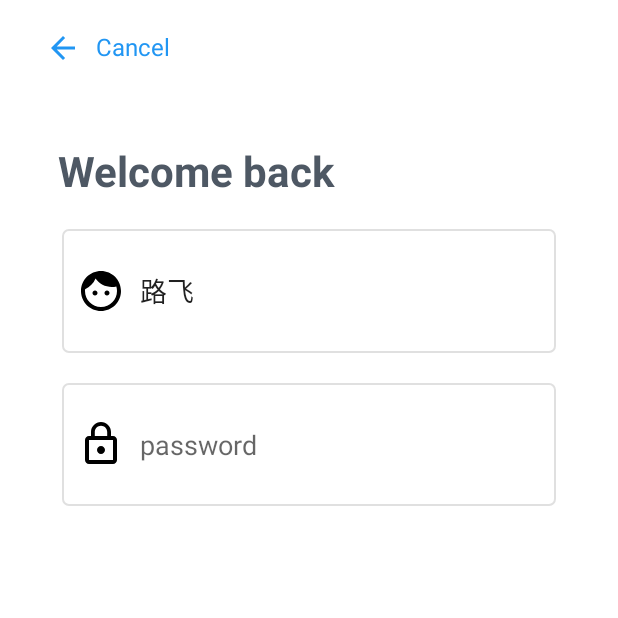
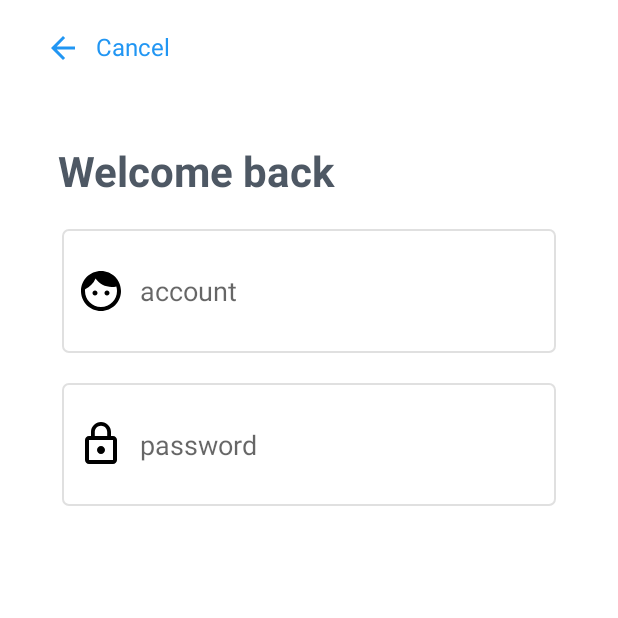
Before and after one commit to xqgithub/jetpack, an Android app: the screen it shows after launch (LoginActivity), after a tap on "HAVE A ACCOUNT ? LOGIN", on a phone screen of 412 x 824 dp, the top half of it. Run offline under Robolectric (Android 15) with nearby library versions, the phone set to English and light mode, and no system bars; our stand-ins replace data binding, navigation-ui.

```diff
--- a/app/build.gradle
+++ b/app/build.gradle
@@ -26,6 +26,10 @@ android {
             proguardFiles getDefaultProguardFile('proguard-android-optimize.txt'), 'proguard-rules.pro'
         }
     }
+
+    dataBinding {
+        enabled true
+    }
 }
 
 dependencies {
--- a/app/src/main/java/com/example/jetpack/ui/fragment/login/LoginFragment.kt
+++ b/app/src/main/java/com/example/jetpack/ui/fragment/login/LoginFragment.kt
@@ -2,52 +2,69 @@ package com.example.jetpack.ui.fragment.login
 
 import android.content.Intent
 import android.os.Bundle
+import android.text.TextUtils
 import android.view.LayoutInflater
 import android.view.View
 import android.view.ViewGroup
 import android.widget.Button
 import android.widget.EditText
 import android.widget.TextView
+import androidx.databinding.DataBindingUtil
+import androidx.fragment.app.Fragment
 import androidx.navigation.fragment.findNavController
 import androidx.navigation.ui.navigateUp
 import com.example.jetpack.MainActivity
 import com.example.jetpack.R
+import com.example.jetpack.ui.viewmodel.LoginModel
+import com.example.jetpack.databinding.FragmentLogin2Binding
+import kotlinx.android.synthetic.main.fragment_login2.*
 
 /**
  * 登录页面
  */
-class LoginFragment : androidx.fragment.app.Fragment() {
+class LoginFragment : Fragment() {
 
-    lateinit var mCancel: TextView
-    lateinit var mLogin: Button
-    lateinit var mAccount: EditText
+    lateinit var loginModel: LoginModel
 
     override fun onCreateView(
         inflater: LayoutInflater, container: ViewGroup?,
         savedInstanceState: Bundle?
     ): View? {
         // Inflate the layout for this fragment
-        return inflater.inflate(R.layout.fragment_login, container, false)
+//        return inflater.inflate(R.layout.fragment_login2, container, false)
+
+        val binding: FragmentLogin2Binding =
+            DataBindingUtil.inflate(inflater, R.layout.fragment_login2, container, false)
+        loginModel = LoginModel("", "", context!!, this@LoginFragment)
+        binding.loginmodel = loginModel
+        binding.fragment = this@LoginFragment
+        return binding.root
     }
 
     override fun onViewCreated(view: View, savedInstanceState: Bundle?) {
         super.onViewCreated(view, savedInstanceState)
 
-        mCancel = view.findViewById(R.id.txt_cancel)
-        mLogin = view.findViewById(R.id.btn_login)
-        mAccount = view.findViewById(R.id.et_account)
+//        mCancel = view.findViewById(R.id.txt_cancel)
+//        mLogin = view.findViewById(R.id.btn_login)
+//        mAccount = view.findViewById(R.id.et_account)
+//
+//        mLogin.setOnClickListener {
+//            val intent = Intent(context, MainActivity::class.java)
+//            context!!.startActivity(intent)
+//        }
+//
+//        txt_cancel.setOnClickListener {
+////            activity?.onBackPressed()
+//            findNavController().popBackStack(R.id.welcome, false)
+//        }
 
-        mLogin.setOnClickListener {
-            val intent = Intent(context, MainActivity::class.java)
-            context!!.startActivity(intent)
-        }
+//        val name = arguments?.getString("name")
+//        mAccount.setText(name)
 
-        mCancel.setOnClickListener {
-//            activity?.onBackPressed()
-            findNavController().popBackStack(R.id.welcome, false)
-        }
 
         val name = arguments?.getString("name")
-        mAccount.setText(name)
+        if (!TextUtils.isEmpty(name)) {
+            loginModel.myName.set(name)
+        }
     }
 }
--- /dev/null
+++ b/app/src/main/java/com/example/jetpack/ui/viewmodel/LoginModel.kt
@@ -0,0 +1,90 @@
+package com.example.jetpack.ui.viewmodel
+
+import android.app.Activity
+import android.content.Context
+import android.content.Intent
+import android.text.Editable
+import android.text.TextWatcher
+import android.widget.EditText
+import android.widget.Toast
+import androidx.databinding.BindingAdapter
+import androidx.databinding.ObservableField
+import androidx.fragment.app.Fragment
+import androidx.fragment.app.FragmentActivity
+import androidx.navigation.findNavController
+import androidx.navigation.fragment.findNavController
+import com.example.jetpack.MainActivity
+import com.example.jetpack.R
+import org.w3c.dom.Text
+
+/**
+ * 主要负责登录逻辑的处理以及两个输入框内容改变的时候数据更新的处理
+ */
+class LoginModel constructor(name: String, pwd: String, context: Context, fragment: Fragment) {
+
+    val myName = ObservableField<String>(name)
+    val myPwd = ObservableField<String>(pwd)
+    var context: Context = context
+    var myfragment: Fragment = fragment
+
+    /**
+     * 用户名改变回调的函数
+     */
+    fun onNameChanged(s: CharSequence) {
+        myName.set(s.toString())
+    }
+
+    /**
+     * 密码改变的回调函数
+     */
+    fun onPwdChanged(s: CharSequence, start: Int, before: Int, count: Int) {
+        myPwd.set(s.toString())
+    }
+
+    fun login() {
+        if (myName.get().equals("路飞")
+            && myPwd.get().equals("123456")
+        ) {
+            Toast.makeText(context, "账号密码正确", Toast.LENGTH_SHORT).show()
+            val intent = Intent(context, MainActivity::class.java)
+            context.startActivity(intent)
+        } else {
+            Toast.makeText(context, "账号密码不正确，请重新输入！", Toast.LENGTH_SHORT).show()
+        }
+    }
+
+    fun cancel() {
+        myfragment.findNavController().popBackStack(R.id.welcome, false)
+    }
+
+
+    // TextWatcher
+    val nameWatcher = object : TextWatcher {
+        override fun afterTextChanged(s: Editable?) {
+            myName.set(s.toString())
+        }
+
+        override fun beforeTextChanged(s: CharSequence?, start: Int, count: Int, after: Int) {
+        }
+
+        override fun onTextChanged(s: CharSequence?, start: Int, before: Int, count: Int) {
+        }
+    }
+
+    val pwdWatcher = object : TextWatcher {
+        override fun afterTextChanged(s: Editable?) {
+            myPwd.set(s.toString())
+        }
+
+        override fun beforeTextChanged(s: CharSequence?, start: Int, count: Int, after: Int) {
+        }
+
+        override fun onTextChanged(s: CharSequence?, start: Int, before: Int, count: Int) {
+        }
+    }
+
+//    @BindingAdapter("addTextChangedListener")
+//    fun addTextChangedListener(editText: EditText, textWatcher: TextWatcher) {
+//        editText.addTextChangedListener(textWatcher)
+//    }
+}
--- /dev/null
+++ b/app/src/main/res/layout/fragment_login2.xml
@@ -0,0 +1,127 @@
+<?xml version="1.0" encoding="utf-8"?>
+<layout xmlns:android="http://schemas.android.com/apk/res/android"
+    xmlns:app="http://schemas.android.com/apk/res-auto"
+    xmlns:tools="http://schemas.android.com/tools">
+
+    <data>
+
+        <variable
+            name="loginmodel"
+            type="com.example.jetpack.ui.viewmodel.LoginModel" />
+
+        <variable
+            name="fragment"
+            type="androidx.fragment.app.Fragment" />
+
+        <import type="android.view.View" />
+    </data>
+
+
+    <androidx.constraintlayout.widget.ConstraintLayout
+        android:layout_width="match_parent"
+        android:layout_height="match_parent">
+
+        <TextView
+            android:id="@+id/txt_cancel"
+            android:layout_width="wrap_content"
+            android:layout_height="wrap_content"
+            android:layout_marginStart="20dp"
+            android:layout_marginTop="20dp"
+            android:drawableStart="@drawable/ic_back"
+            android:drawablePadding="10dp"
+            android:onClick="@{()->loginmodel.cancel()}"
+            android:paddingStart="10dp"
+            android:paddingEnd="10dp"
+            android:text="Cancel"
+            android:textColor="@color/colorPrimary"
+            android:textSize="@dimen/txt_big_size"
+            app:layout_constraintLeft_toLeftOf="parent"
+            app:layout_constraintTop_toTopOf="parent" />
+
+        <TextView
+            android:id="@+id/txt_title"
+            android:layout_width="wrap_content"
+            android:layout_height="wrap_content"
+            android:padding="20dp"
+            android:text="Welcome back"
+            android:textColor="@color/textPrimary"
+            android:textSize="28sp"
+            android:textStyle="bold"
+            app:layout_constraintBottom_toBottomOf="parent"
+            app:layout_constraintHorizontal_bias="0.1"
+            app:layout_constraintLeft_toLeftOf="parent"
+            app:layout_constraintRight_toRightOf="parent"
+            app:layout_constraintTop_toTopOf="parent"
+            app:layout_constraintVertical_bias="0.1" />
+
+        <EditText
+            android:id="@+id/et_account"
+            android:layout_width="0dp"
+            android:layout_height="0dp"
+            android:background="@drawable/shape_table_item_edit"
+            android:drawableStart="@drawable/ic_account"
+            android:drawablePadding="10dp"
+            android:hint="account"
+            android:onTextChanged="@{(text, start, before, count)->loginmodel.onNameChanged(text)}"
+            android:paddingStart="10dp"
+            android:paddingEnd="10dp"
+            android:text="@{loginmodel.myName}"
+            app:layout_constraintBottom_toBottomOf="parent"
+            app:layout_constraintBottom_toTopOf="@+id/et_pwd"
+            app:layout_constraintHeight_default="percent"
+            app:layout_constraintHeight_percent="0.1"
+            app:layout_constraintLeft_toLeftOf="parent"
+            app:layout_constraintRight_toRightOf="parent"
+            app:layout_constraintTop_toBottomOf="@+id/txt_title"
+            app:layout_constraintVertical_bias="0.3"
+            app:layout_constraintVertical_chainStyle="packed"
+            app:layout_constraintWidth_default="percent"
+            app:layout_constraintWidth_percent="0.8"
+
+            />
+
+        <EditText
+            android:id="@+id/et_pwd"
+            android:layout_width="0dp"
+            android:layout_height="0dp"
+            android:layout_marginTop="20dp"
+            android:background="@drawable/shape_table_item_edit"
+            android:drawableStart="@drawable/ic_pwd"
+            android:drawablePadding="10dp"
+            android:hint="password"
+            android:onTextChanged="@{loginmodel::onPwdChanged}"
+            android:paddingStart="10dp"
+            android:paddingEnd="10dp"
+            android:text="@{loginmodel.myPwd}"
+            app:layout_constraintBottom_toTopOf="@+id/btn_register"
+            app:layout_constraintHeight_default="percent"
+            app:layout_constraintHeight_percent="0.1"
+            app:layout_constraintLeft_toLeftOf="parent"
+            app:layout_constraintRight_toRightOf="parent"
+            app:layout_constraintTop_toBottomOf="@+id/et_account"
+            app:layout_constraintWidth_default="percent"
+            app:layout_constraintWidth_percent="0.8" />
+
+
+        <Button
+            android:id="@+id/btn_login"
+            android:layout_width="0dp"
+            android:layout_height="0dp"
+            android:layout_marginStart="20dp"
+            android:layout_marginEnd="20dp"
+            android:background="@drawable/shape_main_recycle_item_primary"
+            android:enabled="@{(loginmodel.myPwd.isEmpty()||loginmodel.myName.isEmpty()) ? false : true}"
+            android:onClick="@{() -> loginmodel.login()}"
+            android:text="Sign in"
+            android:textSize="@dimen/txt_big_size"
+            app:layout_constraintBottom_toBottomOf="parent"
+            app:layout_constraintHeight_default="percent"
+            app:layout_constraintHeight_percent="0.1"
+            app:layout_constraintLeft_toLeftOf="parent"
+            app:layout_constraintRight_toRightOf="parent"
+            app:layout_constraintTop_toTopOf="parent"
+            app:layout_constraintVertical_bias="0.8"
+            app:layout_constraintWidth_default="percent"
+            app:layout_constraintWidth_percent="0.8" />
+    </androidx.constraintlayout.widget.ConstraintLayout>
+</layout>
--- a/app/src/main/res/navigation/login_navigation.xml
+++ b/app/src/main/res/navigation/login_navigation.xml
@@ -26,8 +26,7 @@
         android:id="@+id/login"
         android:name="com.example.jetpack.ui.fragment.login.LoginFragment"
         android:label="LoginFragment"
-        tools:layout="@layout/fragment_login">
-    </fragment>
+        tools:layout="@layout/fragment_login2"></fragment>
     <!--注册-->
     <fragment
         android:id="@+id/register"
```
Also changed, not shown: 1 other file.
